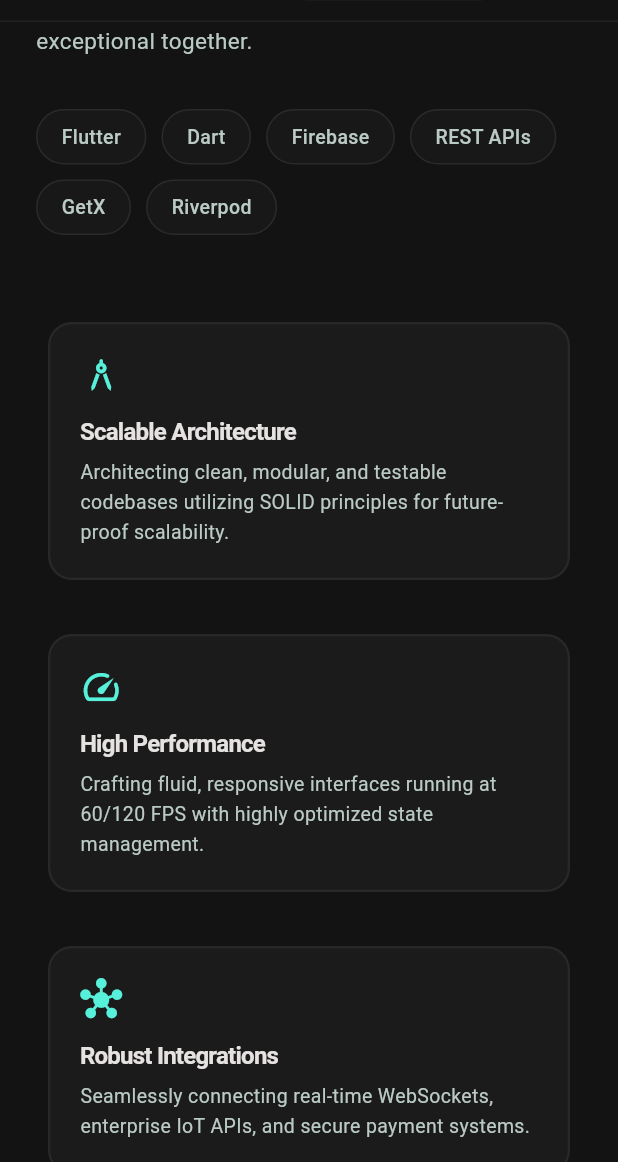
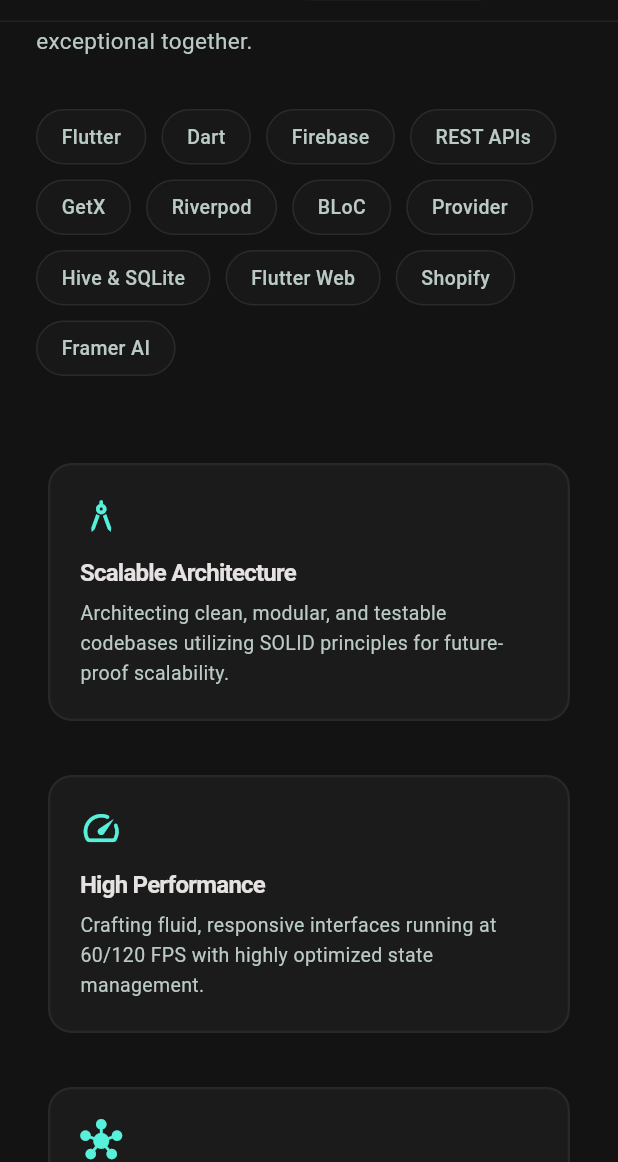
Before and after one commit to ASHISH1317/my-portfolio, a Flutter app: the screen it shows after launch, scrolled down 1728 dp, on a phone screen of 412 x 824 dp, the part 74-1236 px from its top. Run offline on Flutter 3.47's test engine with Material 3 defaults, Android fonts, the phone set to English and light mode, and no system bars; drawn by our look-alikes of flutter_animate; our stand-ins replace font_awesome_flutter, get, visibility_detector; missing offline and left inert: dart:html; network calls fail; Roboto replaces fonts that are missing (Be Vietnam Pro, JetBrains Mono).

Commit message:
refactor: replace deprecated withOpacity with withValues for color alpha adjustments and remove unused flutter_animate dependencies

```diff
--- a/lib/app/controllers/about_controller.dart
+++ b/lib/app/controllers/about_controller.dart
@@ -14,6 +14,12 @@
     "REST APIs",
     "GetX",
     "Riverpod",
+    "BLoC",
+    "Provider",
+    "Hive & SQLite",
+    "Flutter Web",
+    "Shopify",
+    "Framer AI",
   ];
 
   final List<Map<String, dynamic>> highlights = const [
--- a/lib/app/sections/about_section.dart
+++ b/lib/app/sections/about_section.dart
@@ -113,33 +113,11 @@
               scale: 0.8,
               delay: Duration(milliseconds: 300 + idx * 25),
               curve: Curves.easeOutBack,
-              child: _buildTag(tag),
+              child: _HoverTag(tag: tag),
             );
           }).toList(),
         ),
       ],
-    );
-  }
-
-  Widget _buildTag(String tag) {
-    return Container(
-      padding: const EdgeInsets.symmetric(horizontal: 16, vertical: 8),
-      decoration: BoxDecoration(
-        color: Colors.white.withOpacity(0.02),
-        borderRadius: BorderRadius.circular(20),
-        border: Border.all(
-          color: ThemeConfig.textMuted.withOpacity(0.2),
-          width: 1,
-        ),
-      ),
-      child: Text(
-        tag,
-        style: TextStyle(
-          color: ThemeConfig.textSecondary,
-          fontSize: 13,
-          fontWeight: FontWeight.w500,
-        ),
-      ),
     );
   }
 
@@ -222,3 +200,56 @@
     }
   }
 }
+
+class _HoverTag extends StatefulWidget {
+  final String tag;
+  const _HoverTag({required this.tag});
+
+  @override
+  State<_HoverTag> createState() => _HoverTagState();
+}
+
+class _HoverTagState extends State<_HoverTag> {
+  bool _isHovered = false;
+
+  @override
+  Widget build(BuildContext context) {
+    return MouseRegion(
+      onEnter: (_) => setState(() => _isHovered = true),
+      onExit: (_) => setState(() => _isHovered = false),
+      child: AnimatedContainer(
+        duration: const Duration(milliseconds: 200),
+        padding: const EdgeInsets.symmetric(horizontal: 16, vertical: 8),
+        decoration: BoxDecoration(
+          color: _isHovered
+              ? ThemeConfig.primary.withOpacity(0.08)
+              : Colors.white.withOpacity(0.02),
+          borderRadius: BorderRadius.circular(20),
+          border: Border.all(
+            color: _isHovered
+                ? ThemeConfig.primary.withOpacity(0.6)
+                : ThemeConfig.textMuted.withOpacity(0.2),
+            width: 1,
+          ),
+          boxShadow: _isHovered
+              ? [
+                  BoxShadow(
+                    color: ThemeConfig.primary.withOpacity(0.1),
+                    blurRadius: 10,
+                    offset: const Offset(0, 2),
+                  )
+                ]
+              : null,
+        ),
+        child: Text(
+          widget.tag,
+          style: TextStyle(
+            color: _isHovered ? ThemeConfig.primary : ThemeConfig.textSecondary,
+            fontSize: 13,
+            fontWeight: FontWeight.w500,
+          ),
+        ),
+      ),
+    );
+  }
+}
--- a/lib/app/sections/contact_section.dart
+++ b/lib/app/sections/contact_section.dart
@@ -1,7 +1,6 @@
 import 'package:flutter/foundation.dart';
 import 'dart:html' as html;
 import 'package:flutter/material.dart';
-import 'package:flutter_animate/flutter_animate.dart';
 import '../widgets/scroll_reveal.dart';
 import 'package:font_awesome_flutter/font_awesome_flutter.dart';
 import 'package:url_launcher/url_launcher.dart';
@@ -168,7 +167,7 @@
           decoration: BoxDecoration(
             color: ThemeConfig.surface,
             borderRadius: BorderRadius.circular(12),
-            border: Border.all(color: Colors.white.withOpacity(0.05)),
+            border: Border.all(color: Colors.white.withValues(alpha: 0.05)),
           ),
           child: Icon(icon, color: ThemeConfig.primary, size: 24),
         ),
@@ -341,7 +340,7 @@
             borderRadius: BorderRadius.circular(12),
             boxShadow: [
               BoxShadow(
-                color: color.withOpacity(0.2),
+                color: color.withValues(alpha: 0.2),
                 blurRadius: 16,
                 offset: const Offset(0, 8),
               )
--- a/lib/app/sections/education_section.dart
+++ b/lib/app/sections/education_section.dart
@@ -1,5 +1,4 @@
 import 'package:flutter/material.dart';
-import 'package:flutter_animate/flutter_animate.dart';
 import '../widgets/scroll_reveal.dart';
 import 'package:get/get.dart';
 import '../data/theme_config.dart';
@@ -64,7 +63,7 @@
                 width: 64,
                 height: 64,
                 decoration: BoxDecoration(
-                  color: ThemeConfig.primary.withOpacity(0.1),
+                  color: ThemeConfig.primary.withValues(alpha: 0.1),
                   borderRadius: BorderRadius.circular(16),
                 ),
                 child: Icon(
--- a/lib/app/sections/footer.dart
+++ b/lib/app/sections/footer.dart
@@ -184,10 +184,10 @@
           width: 40,
           height: 40,
           decoration: BoxDecoration(
-            color: _isHovered ? ThemeConfig.primary.withOpacity(0.1) : Colors.transparent,
+            color: _isHovered ? ThemeConfig.primary.withValues(alpha: 0.1) : Colors.transparent,
             borderRadius: BorderRadius.circular(8),
             border: Border.all(
-              color: _isHovered ? ThemeConfig.primary : ThemeConfig.outlineVariant.withOpacity(0.3),
+              color: _isHovered ? ThemeConfig.primary : ThemeConfig.outlineVariant.withValues(alpha: 0.3),
             ),
           ),
           child: Center(
--- a/lib/app/sections/navbar.dart
+++ b/lib/app/sections/navbar.dart
@@ -23,10 +23,10 @@
     return Container(
       height: 64,
       decoration: BoxDecoration(
-        color: ThemeConfig.background.withOpacity(0.85),
+        color: ThemeConfig.background.withValues(alpha: 0.85),
         border: Border(
           bottom: BorderSide(
-            color: ThemeConfig.outlineVariant.withOpacity(0.3),
+            color: ThemeConfig.outlineVariant.withValues(alpha: 0.3),
             width: 1,
           ),
         ),
@@ -133,12 +133,12 @@
           curve: Curves.easeOutCubic,
           padding: const EdgeInsets.symmetric(horizontal: 16, vertical: 8),
           decoration: BoxDecoration(
-            color: _isHovered ? ThemeConfig.primary : ThemeConfig.primary.withOpacity(0.85),
+            color: _isHovered ? ThemeConfig.primary : ThemeConfig.primary.withValues(alpha: 0.85),
             borderRadius: BorderRadius.circular(8),
             boxShadow: _isHovered
                 ? [
                     BoxShadow(
-                      color: ThemeConfig.primary.withOpacity(0.3),
+                      color: ThemeConfig.primary.withValues(alpha: 0.3),
                       blurRadius: 12,
                       offset: const Offset(0, 4),
                     )
```
Also changed, not shown: lib/app/controllers/contact_controller.dart (+7 -22 lines), lib/app/sections/experience_section.dart (+4 -5 lines), lib/app/sections/hero_section.dart (+7 -12 lines), lib/app/sections/project_details_page.dart (+9 -9 lines), lib/app/sections/projects_section.dart (+42 -29 lines), lib/app/sections/skills_section.dart (+17 -18 lines).
